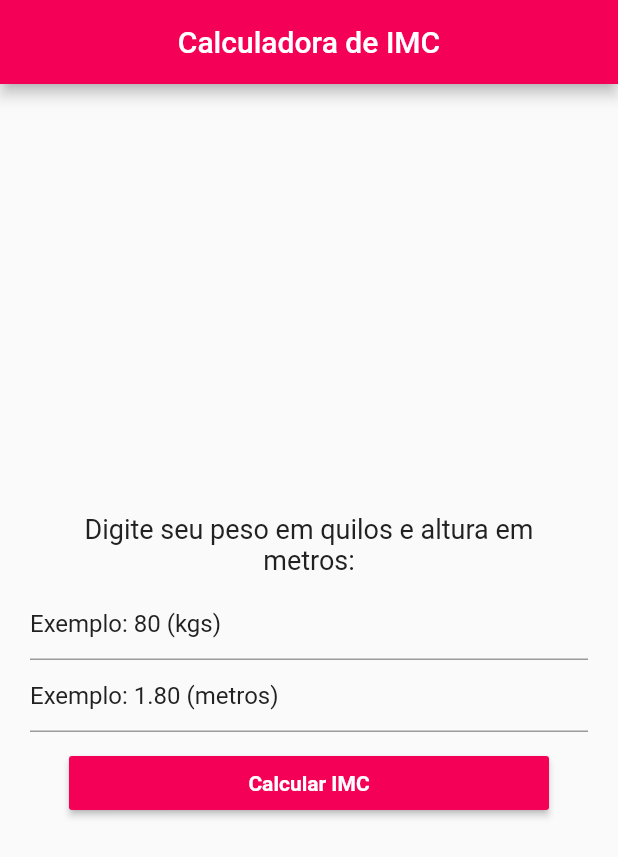
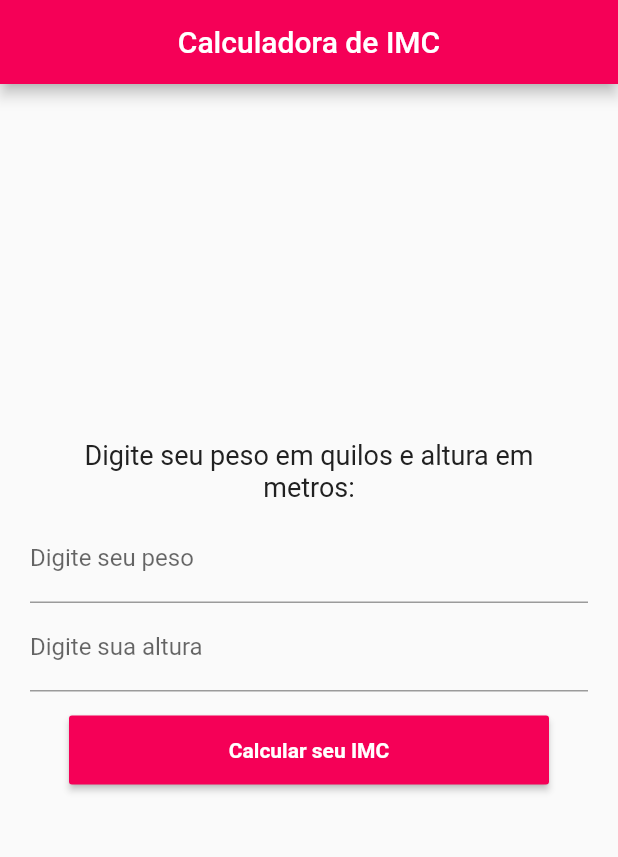
Before and after one commit to 2504Guimaraes/Desenvolvimento-Mobile-IMC, a Flutter app: the screen it shows after launch, on a phone screen of 412 x 824 dp. Shown: the top 857 px of the screen. Run offline on Flutter 3.47's test engine with Material 2 defaults, Android fonts, the phone set to English and light mode, and no system bars.

Commit message:
atividade completa

```diff
--- a/lib/main.dart
+++ b/lib/main.dart
@@ -116,6 +116,7 @@ class _LogicaCalculadora extends State<CalculadoraBody> {
             TextField(
               controller: _pesoDigitado,
               decoration: InputDecoration(
+                labelText: 'Digite seu peso',
                 hintText: 'Exemplo: 80 (kgs)',
                 hintStyle: TextStyle(color: Colors.grey[900]),
               ),
@@ -123,6 +124,7 @@ class _LogicaCalculadora extends State<CalculadoraBody> {
             TextField(
               controller: _alturaDigitada,
               decoration: InputDecoration(
+                labelText: 'Digite sua altura',
                 hintText: 'Exemplo: 1.80 (metros)',
                 hintStyle: TextStyle(color: Colors.grey[900]),
               ),
@@ -134,14 +136,16 @@ class _LogicaCalculadora extends State<CalculadoraBody> {
               children: [
                 Container(
                   width: 320,
-                  margin: const EdgeInsets.only(top: 10),
+                  margin: const EdgeInsets.only(top: 15),
                   child: RaisedButton(
+                    padding: EdgeInsets.fromLTRB(10, 15, 10, 15),
                     onPressed: () {
-                      // funções a serem eecutadas no clique:
+                      calcularIMC();
+                      esvaziarValoresDigitados();
                     },
                     color: Colors.pinkAccent[400],
                     child: Text(
-                      'Calcular IMC',
+                      'Calcular seu IMC',
                       style: TextStyle(
                         color: Colors.white,
                         fontWeight: FontWeight.bold,
@@ -150,6 +154,17 @@ class _LogicaCalculadora extends State<CalculadoraBody> {
                   ),
                 ),
               ],
+            ),
+            Padding(
+              padding: EdgeInsets.all(25),
+              child: Text(
+                msgResultadoIMC,
+                textAlign: TextAlign.center,
+                style: TextStyle(
+                  fontSize: 18,
+                  color: Colors.black
+                )
+              ),
             )
           ]),
     );
```
